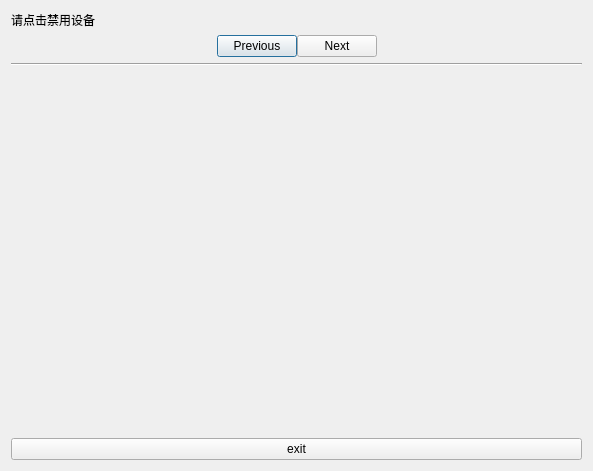
The window that ui/forbiddevdialog.ui (niuyuxin/touchScreen) describes before a commit, drawn with Qt 5.
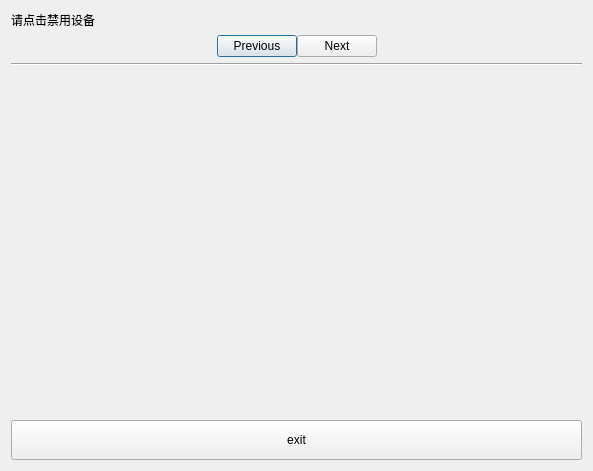
The same window after the commit.

```diff
--- a/ui/forbiddevdialog.ui
+++ b/ui/forbiddevdialog.ui
@@ -103,9 +103,9 @@
     </widget>
    </item>
    <item>
-    <widget class="QWidget" name="forbidDevWidget" native="true">
+    <widget class="QFrame" name="forbidDevFrame">
      <property name="sizePolicy">
-      <sizepolicy hsizetype="Expanding" vsizetype="Expanding">
+      <sizepolicy hsizetype="Preferred" vsizetype="Expanding">
        <horstretch>0</horstretch>
        <verstretch>0</verstretch>
       </sizepolicy>
@@ -114,6 +114,18 @@
    </item>
    <item>
     <widget class="QPushButton" name="pushButton">
+     <property name="sizePolicy">
+      <sizepolicy hsizetype="Minimum" vsizetype="Preferred">
+       <horstretch>0</horstretch>
+       <verstretch>0</verstretch>
+      </sizepolicy>
+     </property>
+     <property name="minimumSize">
+      <size>
+       <width>0</width>
+       <height>40</height>
+      </size>
+     </property>
      <property name="text">
       <string>exit</string>
      </property>
```
Left out of the diff: 6 changed lines with no effect on the pictures.
